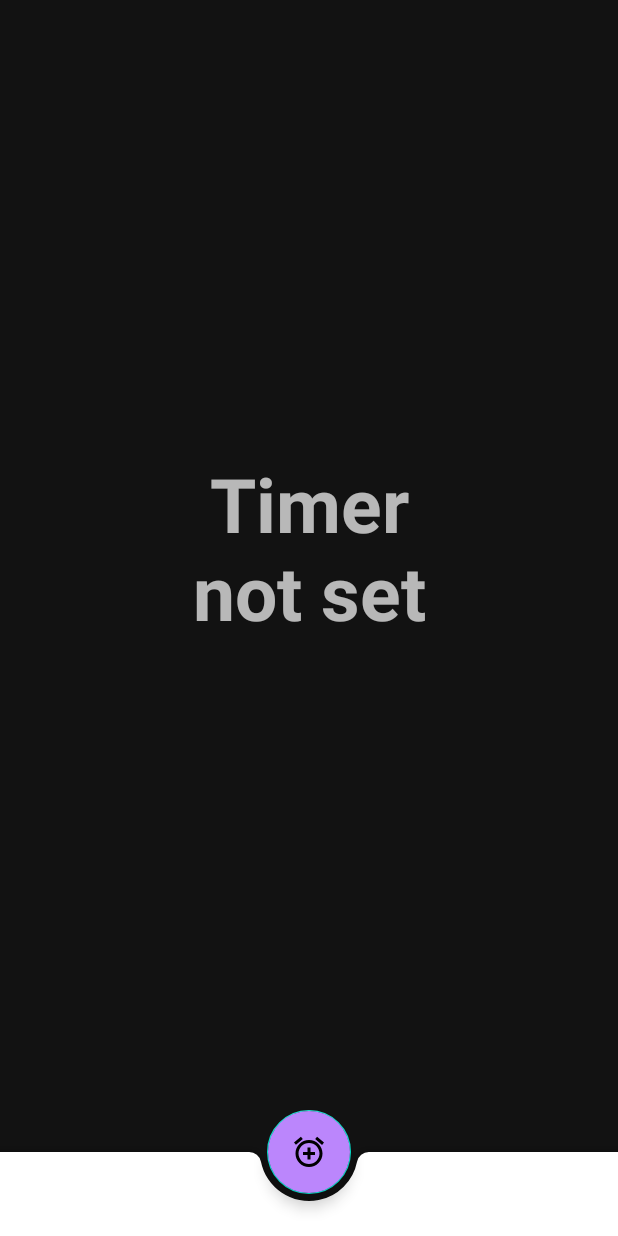
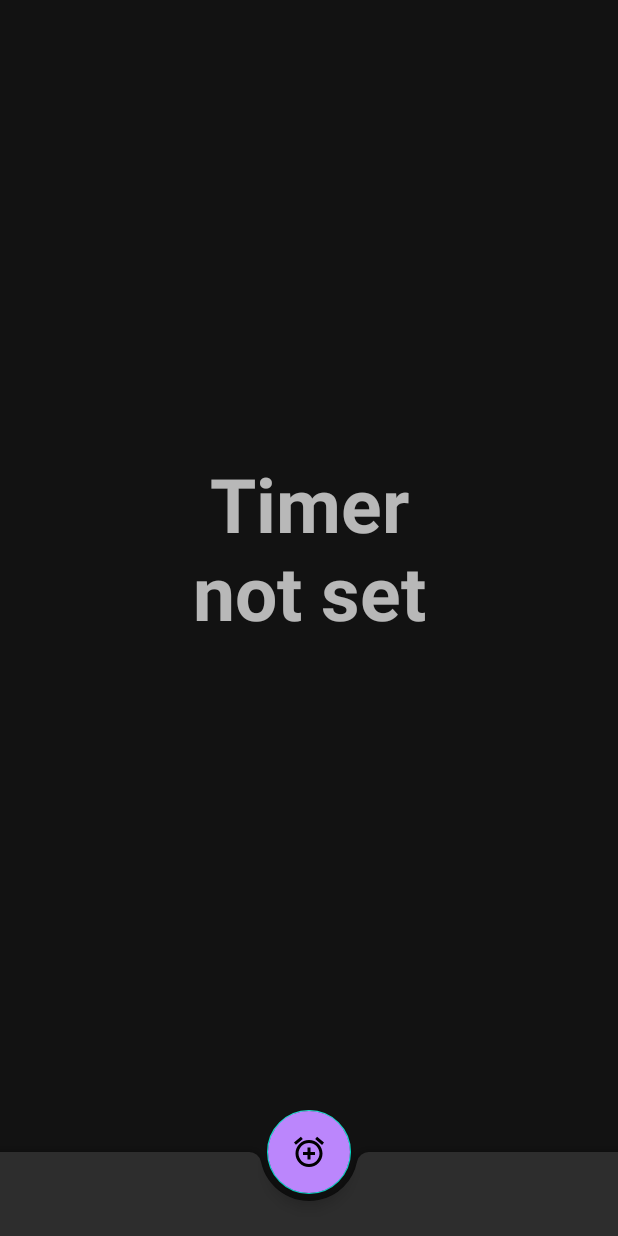
Before and after one commit to dominik686/Meditation_timer, an Android app: the layout timer_fragment.xml on its own in the app's theme, with its tools: preview values and no code run, on a phone screen of 412 x 824 dp. Run offline under Robolectric (Android 15) with nearby library versions, the phone set to English and light mode, and no system bars.

Commit message:
removed theme from bottomappbar

```diff
--- a/app/src/main/res/layout/timer_fragment.xml
+++ b/app/src/main/res/layout/timer_fragment.xml
@@ -48,7 +48,7 @@
             android:layout_height="wrap_content"
             android:layout_gravity="bottom"
             app:fabAlignmentMode="center"
-            android:theme="@style/Theme.MeditationTimer"
+
 
             />
 
```
